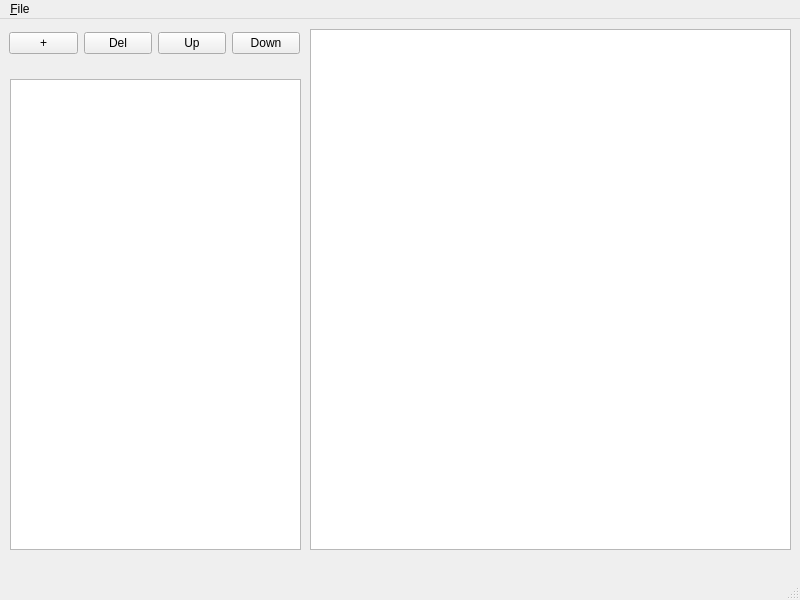
Above: PersonalNotes.ui from FrankFaulstich/PersonalNotes before the change. Below: the same form after it.
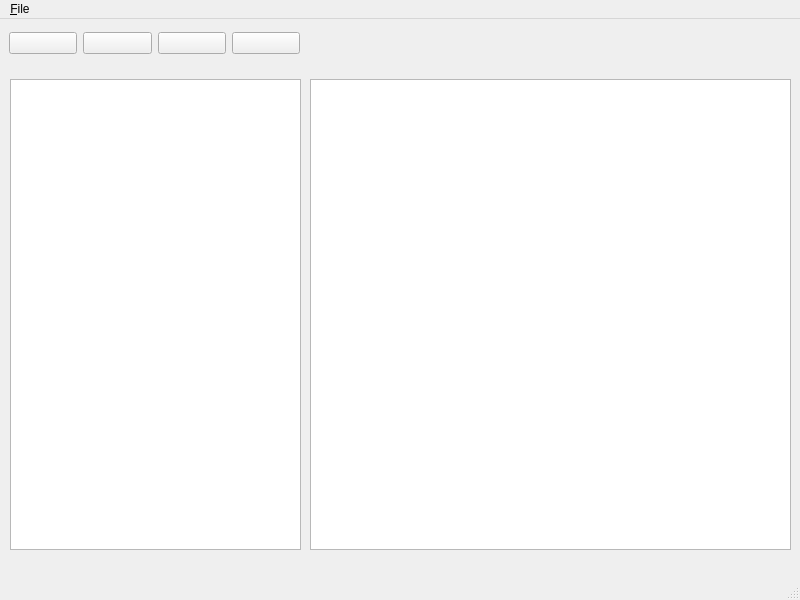
That is the form after the change.

Diff of the .ui file:
```diff
--- a/PersonalNotes.ui
+++ b/PersonalNotes.ui
@@ -27,14 +27,29 @@
      <item>
       <widget class="QPushButton" name="pushButton_Add">
        <property name="text">
-        <string>+</string>
+        <string/>
+       </property>
+       <property name="iconSize">
+        <size>
+         <width>24</width>
+         <height>24</height>
+        </size>
+       </property>
+       <property name="flat">
+        <bool>false</bool>
        </property>
       </widget>
      </item>
      <item>
       <widget class="QPushButton" name="pushButton_Del">
        <property name="text">
-        <string>Del</string>
+        <string/>
+       </property>
+       <property name="iconSize">
+        <size>
+         <width>24</width>
+         <height>24</height>
+        </size>
        </property>
       </widget>
      </item>
@@ -44,7 +59,13 @@
         <bool>true</bool>
        </property>
        <property name="text">
-        <string>Up</string>
+        <string/>
+       </property>
+       <property name="iconSize">
+        <size>
+         <width>24</width>
+         <height>24</height>
+        </size>
        </property>
        <property name="checkable">
         <bool>false</bool>
@@ -63,7 +84,13 @@
         <bool>true</bool>
        </property>
        <property name="text">
-        <string>Down</string>
+        <string/>
+       </property>
+       <property name="iconSize">
+        <size>
+         <width>24</width>
+         <height>24</height>
+        </size>
        </property>
       </widget>
      </item>
@@ -83,9 +110,9 @@
     <property name="geometry">
      <rect>
       <x>310</x>
-      <y>10</y>
+      <y>60</y>
       <width>481</width>
-      <height>521</height>
+      <height>471</height>
      </rect>
     </property>
    </widget>
```
Left out of the diff: 18 changed lines with no effect on the pictures.
